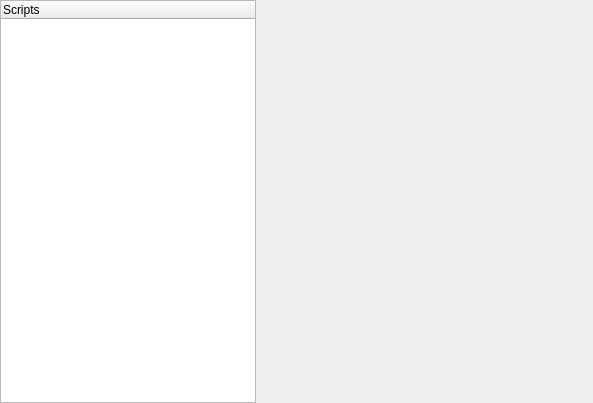
The window that ui/main_window.ui (Vikikoz/Kgis) describes before a commit, drawn with Qt 5.
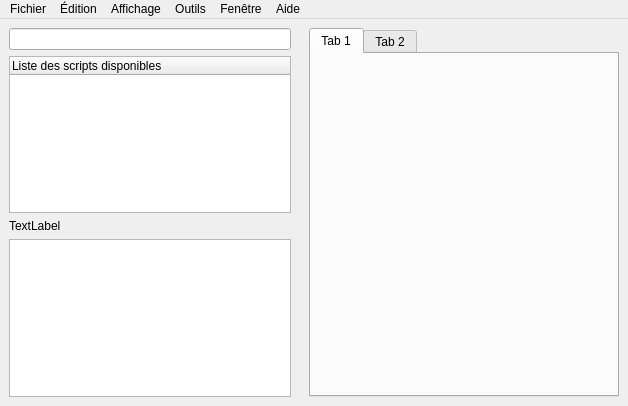
The same window after the commit.

Commit message: Ajout de nouvelles fonctions

What changed in the file:
```diff
--- a/ui/main_window.ui
+++ b/ui/main_window.ui
@@ -6,8 +6,8 @@
    <rect>
     <x>0</x>
     <y>0</y>
-    <width>593</width>
-    <height>403</height>
+    <width>628</width>
+    <height>406</height>
    </rect>
   </property>
   <property name="windowTitle">
@@ -56,10 +56,10 @@
       <property name="rightMargin">
        <number>0</number>
       </property>
-      <item alignment="Qt::AlignmentFlag::AlignLeft">
-       <widget class="QTreeWidget" name="treeScripts">
+      <item>
+       <widget class="QWidget" name="sidebar" native="true">
         <property name="sizePolicy">
-         <sizepolicy hsizetype="Preferred" vsizetype="Expanding">
+         <sizepolicy hsizetype="Preferred" vsizetype="Ignored">
           <horstretch>0</horstretch>
           <verstretch>0</verstretch>
          </sizepolicy>
@@ -67,7 +67,7 @@
         <property name="minimumSize">
          <size>
           <width>150</width>
-          <height>0</height>
+          <height>300</height>
          </size>
         </property>
         <property name="maximumSize">
@@ -76,23 +76,130 @@
           <height>16777215</height>
          </size>
         </property>
-        <property name="indentation">
-         <number>20</number>
+        <property name="layoutDirection">
+         <enum>Qt::LayoutDirection::LeftToRight</enum>
         </property>
-        <attribute name="headerDefaultSectionSize">
-         <number>100</number>
-        </attribute>
-        <column>
-         <property name="text">
-          <string notr="true">Scripts</string>
-         </property>
-        </column>
+        <layout class="QVBoxLayout" name="verticalLayout_3">
+         <item>
+          <layout class="QVBoxLayout" name="verticalLayout">
+           <item>
+            <widget class="QLineEdit" name="lineEdit"/>
+           </item>
+           <item>
+            <widget class="QTreeWidget" name="treeScripts">
+             <column>
+              <property name="text">
+               <string>Liste des scripts disponibles</string>
+              </property>
+             </column>
+            </widget>
+           </item>
+           <item>
+            <widget class="QLabel" name="label">
+             <property name="text">
+              <string>TextLabel</string>
+             </property>
+            </widget>
+           </item>
+           <item>
+            <widget class="QListWidget" name="listWidget"/>
+           </item>
+          </layout>
+         </item>
+        </layout>
+       </widget>
+      </item>
+      <item>
+       <widget class="QWidget" name="mainContent" native="true">
+        <layout class="QVBoxLayout" name="verticalLayout_4">
+         <item>
+          <widget class="QTabWidget" name="tabWidget">
+           <property name="currentIndex">
+            <number>0</number>
+           </property>
+           <widget class="QWidget" name="tab">
+            <attribute name="title">
+             <string>Tab 1</string>
+            </attribute>
+           </widget>
+           <widget class="QWidget" name="tab_2">
+            <attribute name="title">
+             <string>Tab 2</string>
+            </attribute>
+           </widget>
+          </widget>
+         </item>
+        </layout>
        </widget>
       </item>
      </layout>
     </item>
    </layout>
   </widget>
+  <widget class="QMenuBar" name="menuBar">
+   <property name="geometry">
+    <rect>
+     <x>0</x>
+     <y>0</y>
+     <width>628</width>
+     <height>33</height>
+    </rect>
+   </property>
+   <widget class="QMenu" name="menuFichier">
+    <property name="title">
+     <string>Fichier</string>
+    </property>
+    <addaction name="actionOuvrir"/>
+    <addaction name="actionEnregistrer"/>
+    <addaction name="actionQuitter"/>
+   </widget>
+   <widget class="QMenu" name="menu_dition">
+    <property name="title">
+     <string>Édition</string>
+    </property>
+   </widget>
+   <widget class="QMenu" name="menuAffichage">
+    <property name="title">
+     <string>Affichage</string>
+    </property>
+   </widget>
+   <widget class="QMenu" name="menuOutils">
+    <property name="title">
+     <string>Outils</string>
+    </property>
+   </widget>
+   <widget class="QMenu" name="menuFen_tre">
+    <property name="title">
+     <string>Fenêtre</string>
+    </property>
+   </widget>
+   <widget class="QMenu" name="menuAide">
+    <property name="title">
+     <string>Aide</string>
+    </property>
+   </widget>
+   <addaction name="menuFichier"/>
+   <addaction name="menu_dition"/>
+   <addaction name="menuAffichage"/>
+   <addaction name="menuOutils"/>
+   <addaction name="menuFen_tre"/>
+   <addaction name="menuAide"/>
+  </widget>
+  <action name="actionOuvrir">
+   <property name="text">
+    <string>Ouvrir</string>
+   </property>
+  </action>
+  <action name="actionEnregistrer">
+   <property name="text">
+    <string>Enregistrer</string>
+   </property>
+  </action>
+  <action name="actionQuitter">
+   <property name="text">
+    <string>Quitter</string>
+   </property>
+  </action>
  </widget>
  <resources/>
  <connections/>
```
Left out of the diff: 2 changed lines with no effect on the pictures. The commit also changes 1 other file.
